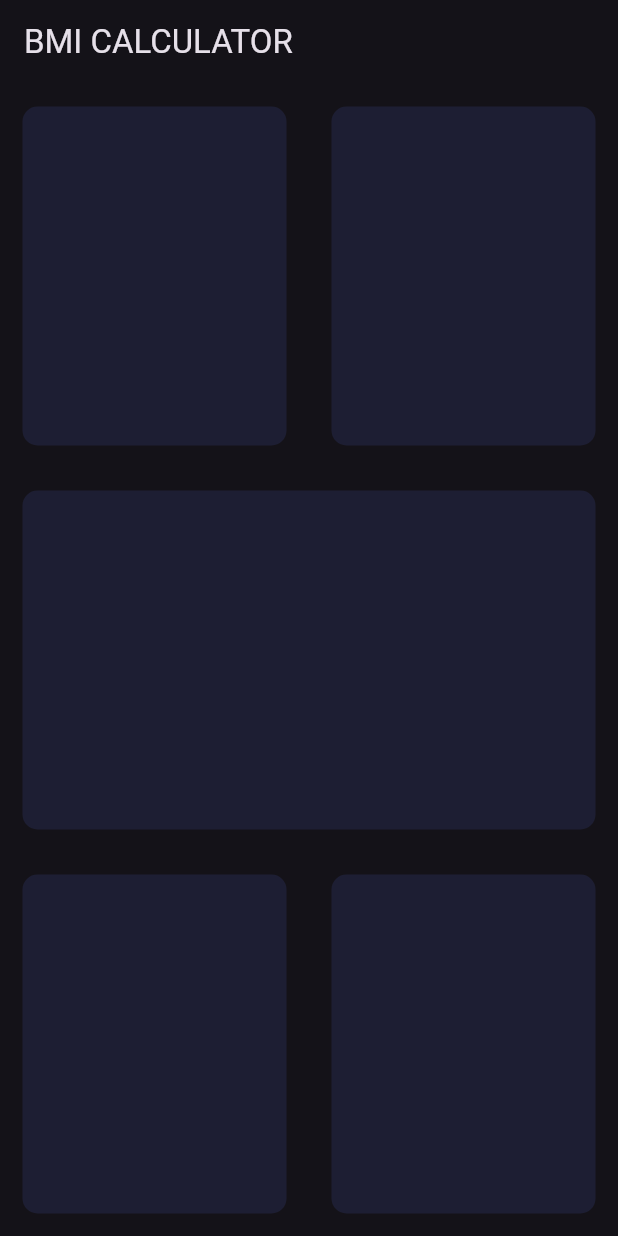
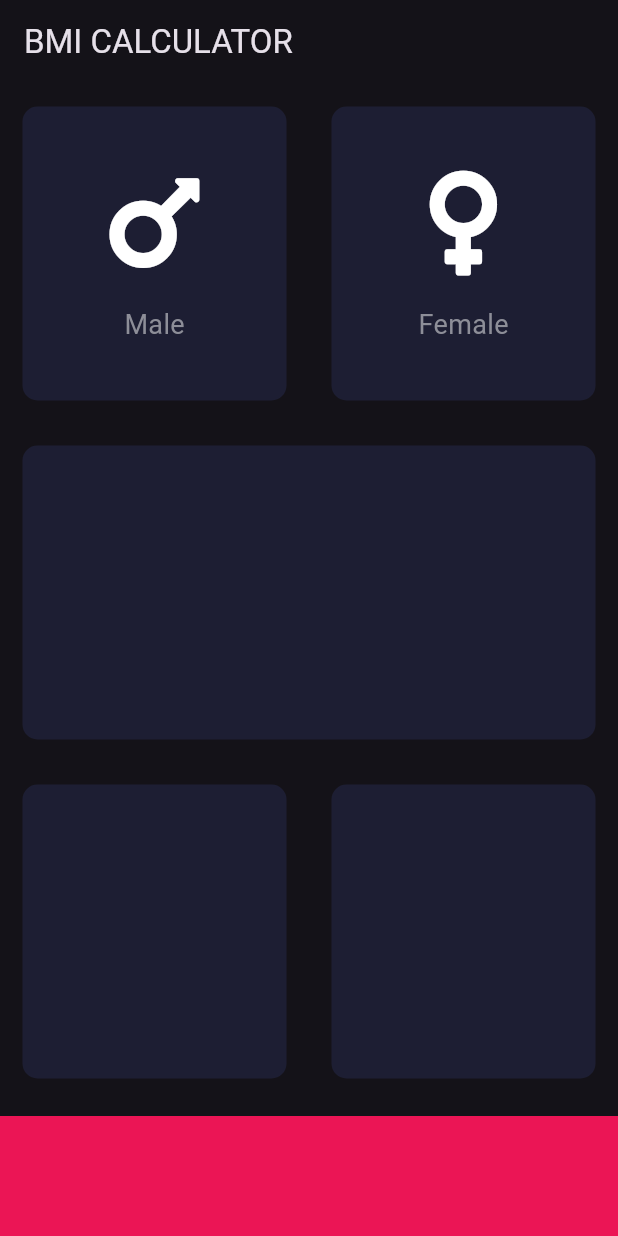
Before and after one commit to samuketema/BMI-CALCULATOR-, a Flutter app: the screen it shows after launch, on a phone screen of 412 x 824 dp. Run offline on Flutter 3.47's test engine with Material 3 defaults, Android fonts, the phone set to English and light mode, and no system bars; our stand-ins replace font_awesome_flutter.

Commit message:
Integrated the custom widgets.

```diff
--- a/lib/src/Screens/imput_page.dart
+++ b/lib/src/Screens/imput_page.dart
@@ -1,6 +1,14 @@
 import 'package:flutter/foundation.dart';
 import 'package:flutter/material.dart';
 import 'package:flutter/widgets.dart';
+import '../components/reusable_card.dart';
+import 'package:font_awesome_flutter/font_awesome_flutter.dart';
+import '../components/iconContent.dart';
+
+const double bottomContainerHeight = 80.0;
+const Color activeCardColor = Color(0xff1d1e33);
+const Color inactiveCardColor = Color(0xff111328);
+const Color bottomContainerColor = Color(0xffeb1555);
 
 class ImputPage extends StatefulWidget {
   _InputPageState createState() => _InputPageState();
@@ -19,46 +27,35 @@ class _InputPageState extends State<ImputPage> {
               child: Row(
                 children: [
                   Expanded(
-                    child: ReusableCard(colour: Color(0xff1d1e33),),
+                    child: ReusableCard(
+                      colour: activeCardColor,
+                      cardChild: IconContent(icon: FontAwesomeIcons.mars,
+                      label: 'Male',),
+                    ),
                   ),
-                  Expanded(
-                    child: ReusableCard(colour: Color(0xff1d1e33),)
-                  )
+                  Expanded(child: ReusableCard(colour: activeCardColor,
+                  cardChild: IconContent(
+                    icon:FontAwesomeIcons.venus,
+                    label:'Female'
+                  ),))
                 ],
               ),
             ),
-            Expanded(
-              child:ReusableCard(colour: Color(0xff1d1e33),)
-            ),
+            Expanded(child: ReusableCard(colour: activeCardColor)),
             Expanded(
               child: Row(
                 children: [
-                  Expanded(
-                    child: ReusableCard(colour: Color(0xff1d1e33),)
-                  ),
-                  Expanded(
-                    child: ReusableCard(colour: Color(0xff1d1e33),)
-                  )
+                  Expanded(child: ReusableCard(colour: activeCardColor)),
+                  Expanded(child: ReusableCard(colour: activeCardColor))
                 ],
               ),
             ),
+            Container(
+                color: bottomContainerColor,
+                width: double.infinity,
+                margin: EdgeInsets.only(top: 10),
+                height: bottomContainerHeight)
           ],
         ));
   }
 }
-
-class ReusableCard extends StatelessWidget {
-  ReusableCard({required this.colour});
-  Color colour;
-
-  @override
-  Widget build(BuildContext context) {
-    return Container(
-      margin: EdgeInsets.all(15.0),
-      decoration: BoxDecoration(
-        borderRadius: BorderRadius.circular(10.0),
-        color: colour,
-      ),
-    );
-  }
-}
```
